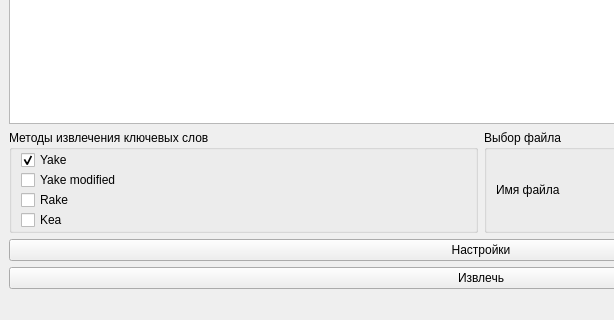
First picture: the form in YRake/interface/ui/MainWindow.ui, repository BroBezzubik/Diplome2021, before the edit; both pictures show x 0 to 614 and y 308 to 628 of the 962 by 628 pixel window.
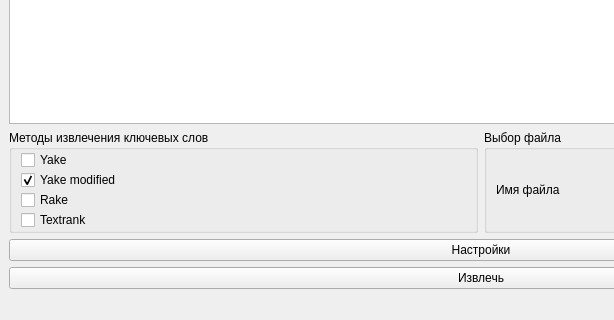
Second picture: the form after the edit.

The edit to the form file:
```diff
--- a/YRake/interface/ui/MainWindow.ui
+++ b/YRake/interface/ui/MainWindow.ui
@@ -71,15 +71,21 @@
        <item row="4" column="0">
         <widget class="QCheckBox" name="kea_checkbox">
          <property name="text">
-          <string>Kea</string>
+          <string>Textrank</string>
          </property>
         </widget>
        </item>
        <item row="1" column="0">
         <widget class="QCheckBox" name="yakemodified_checkbox">
+         <property name="enabled">
+          <bool>true</bool>
+         </property>
          <property name="text">
           <string>Yake modified</string>
          </property>
+         <property name="checked">
+          <bool>true</bool>
+         </property>
         </widget>
        </item>
        <item row="0" column="0">
@@ -91,7 +97,7 @@
           <string>Yake</string>
          </property>
          <property name="checked">
-          <bool>true</bool>
+          <bool>false</bool>
          </property>
          <property name="tristate">
           <bool>false</bool>
```
Left out of the diff: 2 changed lines with no effect on the pictures.
